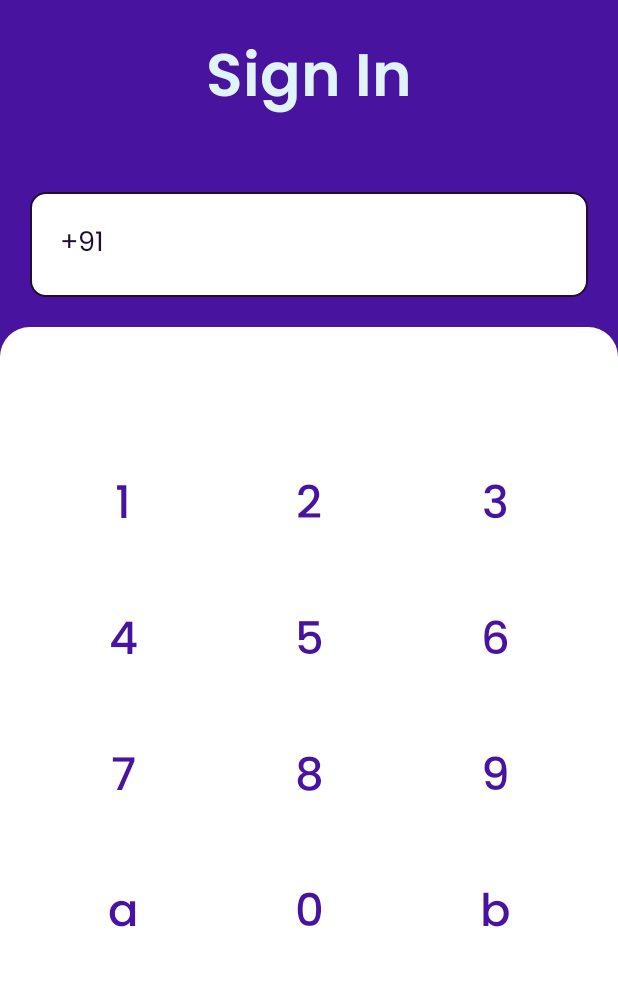
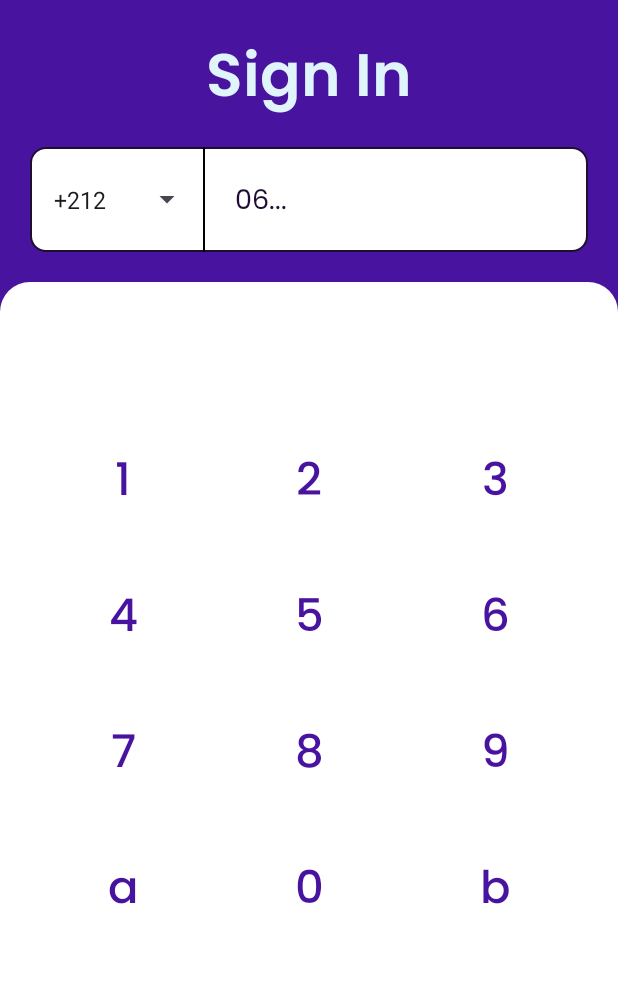
Before and after one commit to Neo-Alaa/TERRATRADE_APP, an Android app: the NumberLogin screen opened directly, with no data from a screen before it, on a phone screen of 412 x 824 dp, the part 141-1127 px from its top. Run offline under Robolectric (Android 15) with nearby library versions, the phone set to English and light mode, and no system bars.

Commit message:
first commit

```diff
--- a/app/src/main/AndroidManifest.xml
+++ b/app/src/main/AndroidManifest.xml
@@ -4,14 +4,15 @@
 
     <application
         android:allowBackup="true"
-        android:dataExtractionRules="@xml/data_extraction_rules"
-        android:fullBackupContent="@xml/backup_rules"
         android:icon="@mipmap/ic_launcher"
         android:label="@string/app_name"
         android:roundIcon="@mipmap/ic_launcher_round"
         android:supportsRtl="true"
         android:theme="@style/Theme.LandRenting"
         tools:targetApi="31">
+        <activity
+            android:name=".Welcome"
+            android:exported="false" />
         <activity
             android:name=".NumberLogin"
             android:exported="false" />
--- a/app/src/main/java/com/example/landrenting/NumberLogin.kt
+++ b/app/src/main/java/com/example/landrenting/NumberLogin.kt
@@ -8,8 +8,10 @@ import android.os.Handler
 import android.os.Looper
 import android.view.View
 import android.view.WindowManager
+import android.widget.ArrayAdapter
 import android.widget.Button
 import android.widget.EditText
+import android.widget.Spinner
 import androidx.activity.enableEdgeToEdge
 import androidx.appcompat.app.AppCompatActivity
 import androidx.core.content.ContextCompat
@@ -45,6 +47,7 @@ class NumberLogin : AppCompatActivity() {
         var btnNine = findViewById<Button>(R.id.nine)
         var b = findViewById<Button>(R.id.b)
         var a = findViewById<Button>(R.id.a)
+        var phoneNumber = findViewById<EditText>(R.id.phoneEditText)
 
         val btnList = listOf<Button>(
             btnZero,
@@ -70,6 +73,9 @@ class NumberLogin : AppCompatActivity() {
             showSoftInputOnFocus = false   // Blocks system keyboard
         }
 
+
+        // Hada Code dyal dik Background li katdar 3la lbuttons tal mn be3da wn3awd n9adha hssn
+
        btnList.forEach {
            it.apply {
                setOnClickListener {
@@ -85,5 +91,22 @@ class NumberLogin : AppCompatActivity() {
            }
        }
 
+        // Spinner Hna
+
+        val spinner: Spinner = findViewById(R.id.mySpinner)
+        ArrayAdapter.createFromResource(
+            this,
+            R.array.planets_array,
+            android.R.layout.simple_spinner_item
+        ).also { adapter ->
+            adapter.setDropDownViewResource(android.R.layout.simple_spinner_dropdown_item)
+            spinner.adapter = adapter
+        }
+
+        Handler(Looper.getMainLooper()).postDelayed({
+            startActivity(Intent(this, Welcome::class.java))
+            overridePendingTransition(android.R.anim.fade_in, android.R.anim.fade_out)
+            finish()
+        }, 5000)
     }
 }
--- a/app/src/main/res/layout/activity_number_login.xml
+++ b/app/src/main/res/layout/activity_number_login.xml
@@ -41,22 +41,48 @@
             android:gravity="center"
             android:text="Sign In"
             android:textColor="@color/whiteEdited"
-            android:textSize="40sp" />
+            android:textSize="40sp"/>
 
+
+        <LinearLayout
+            android:layout_width="match_parent"
+            android:background="@drawable/test_shape"
+            android:layout_marginTop="10dp"
+            android:layout_height="wrap_content"
+            android:orientation="horizontal">
+
+            <Spinner
+                android:id="@+id/mySpinner"
+                style="@style/MySpinnerStyle"
+                android:layout_width="0dp"
+                android:layout_height="match_parent"
+                android:layout_weight="0.5"
+                android:textAlignment="center" />
+
+            <View
+                android:layout_width="1dp"
+                android:layout_height="match_parent"
+                android:background="@color/black"/>
             <EditText
                 android:id="@+id/phoneEditText"
-            android:layout_width="match_parent"
+                android:layout_width="0dp"
                 android:layout_height="wrap_content"
-            android:layout_marginTop="40dp"
                 android:inputType="phone"
-            android:background="@drawable/test_shape"
                 android:fontFamily="@font/poppins_regular"
                 android:gravity="center_vertical|start"
-            android:hint="+91"
+                android:layout_weight="1.1"
                 android:padding="20dp"
+                android:background="@null"
+                android:hint="06..."
                 android:textColor="@android:color/black"
                 android:textColorHint="@color/editedBlack"
                 android:textSize="18sp" />
+
+
+        </LinearLayout>
+
+
+
 
     </LinearLayout>
 
@@ -162,7 +188,8 @@
                 android:fontFamily="@font/poppins_medium"
                 android:text="6"
                 android:textSize="30sp" />
-        </LinearLayout> <LinearLayout
+        </LinearLayout>
+        <LinearLayout
             android:layout_width="match_parent"
             android:layout_height="wrap_content"
             android:paddingVertical="10dp"
--- a/app/src/main/res/values/strings.xml
+++ b/app/src/main/res/values/strings.xml
@@ -1,3 +1,10 @@
+<?xml version="1.0" encoding="utf-8"?>
 <resources>
     <string name="app_name">LandRenting</string>
+    <string-array name="planets_array">
+        <item>+212</item>
+        <item>+1</item>
+        <item>+33</item>
+        <item>+49</item>
+    </string-array>
 </resources>
--- a/app/src/main/res/values/themes.xml
+++ b/app/src/main/res/values/themes.xml
@@ -7,5 +7,7 @@
 
     <style name="Theme.LandRenting" parent="Base.Theme.LandRenting" />
 
-
+    <style name="MySpinnerStyle" parent="Widget.AppCompat.Spinner">
+        <item name="android:textColor">#20FE32</item> <!-- Red color -->
+    </style>
 </resources>
```
Also changed, not shown: app/src/main/java/com/example/landrenting/Welcome.kt (added, +35 -0 lines), app/src/main/res/layout/activity_welcome.xml (added, +69 -0 lines), app/src/main/res/xml/backup_rules.xml (deleted, +0 -13 lines), app/src/main/res/xml/data_extraction_rules.xml (deleted, +0 -19 lines), app/src/main/res/drawable/smurf.png (added). Lines whose indentation alone changed are shown as unchanged.
